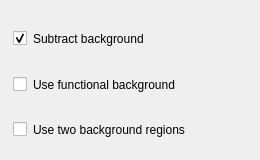
Before: the Qt Designer form RefRed/interfaces/background_settings.ui in neutrons/RefRed, drawn with Qt 5.
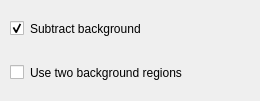
After: the same form once the commit is applied.

Commit message: remove functional background setting, instead always use functional background when using two backgrounds

```diff
--- a/RefRed/interfaces/background_settings.ui
+++ b/RefRed/interfaces/background_settings.ui
@@ -7,7 +7,7 @@
     <x>0</x>
     <y>0</y>
     <width>260</width>
-    <height>160</height>
+    <height>101</height>
    </rect>
   </property>
   <property name="windowTitle">
@@ -19,10 +19,10 @@
   <widget class="QWidget" name="verticalLayoutWidget">
    <property name="geometry">
     <rect>
-     <x>13</x>
-     <y>19</y>
+     <x>10</x>
+     <y>10</y>
      <width>241</width>
-     <height>131</height>
+     <height>81</height>
     </rect>
    </property>
    <layout class="QVBoxLayout" name="verticalLayout">
@@ -63,40 +63,6 @@
       </item>
      </layout>
     </item>
-    <item>
-     <layout class="QHBoxLayout" name="horizontalLayout_2">
-      <item>
-       <widget class="QCheckBox" name="functional_background">
-        <property name="text">
-         <string/>
-        </property>
-       </widget>
-      </item>
-      <item>
-       <widget class="QLabel" name="label_2">
-        <property name="toolTip">
-         <string>&lt;html&gt;&lt;head/&gt;&lt;body&gt;&lt;p&gt;Fit the background region(s) with a linear function. Functional background is necessary when using two background regions. It is optional when using a single region. In that case, the background is estimated by simple averaging&lt;/p&gt;&lt;/body&gt;&lt;/html&gt;</string>
-        </property>
-        <property name="text">
-         <string>Use functional background</string>
-        </property>
-       </widget>
-      </item>
-      <item>
-       <spacer name="horizontalSpacer_2">
-        <property name="orientation">
-         <enum>Qt::Horizontal</enum>
-        </property>
-        <property name="sizeHint" stdset="0">
-         <size>
-          <width>40</width>
-          <height>20</height>
-         </size>
-        </property>
-       </spacer>
-      </item>
-     </layout>
-    </item>
     <item>
      <layout class="QHBoxLayout" name="horizontalLayout_3">
       <item>
```
The commit also changes 9 other files.
